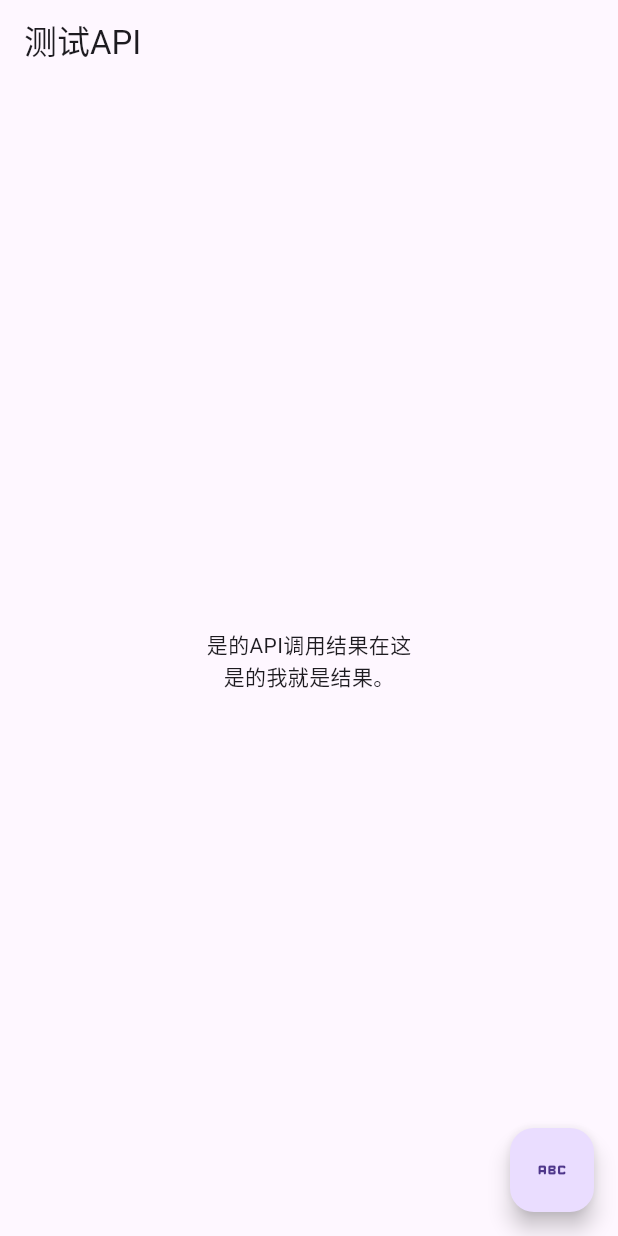
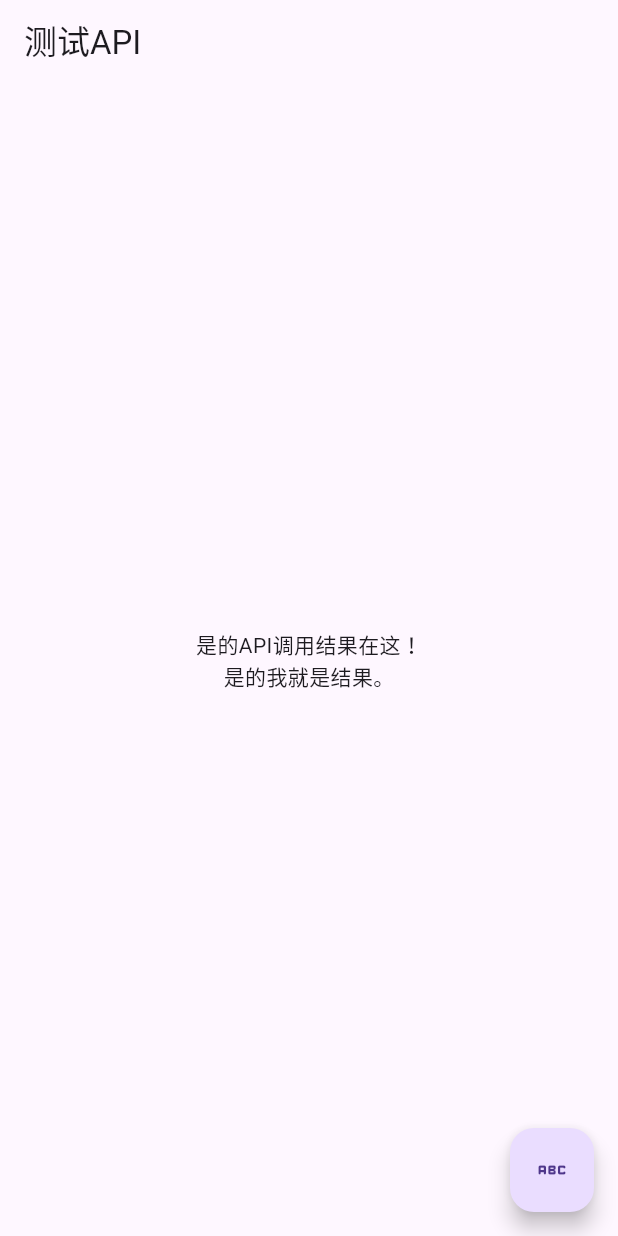
Before and after one commit to BLACKSHARKPLAYBT/STIEI_Tool, a Flutter app: the screen it shows after launch, on a phone screen of 412 x 824 dp. Run offline on Flutter 3.47's test engine with Material 3 defaults, Android fonts, the phone set to English and light mode, and no system bars.

Commit message:
更新 main.dart

```diff
--- a/lib/main.dart
+++ b/lib/main.dart
@@ -46,7 +46,7 @@ class _start extends State<FirstAPP> {
         child: Column(
           mainAxisAlignment: MainAxisAlignment.center,
           children: [
-            Text('是的API调用结果在这'),
+            Text('是的API调用结果在这！'),
             Text(msg)
           ],
         ),
```
